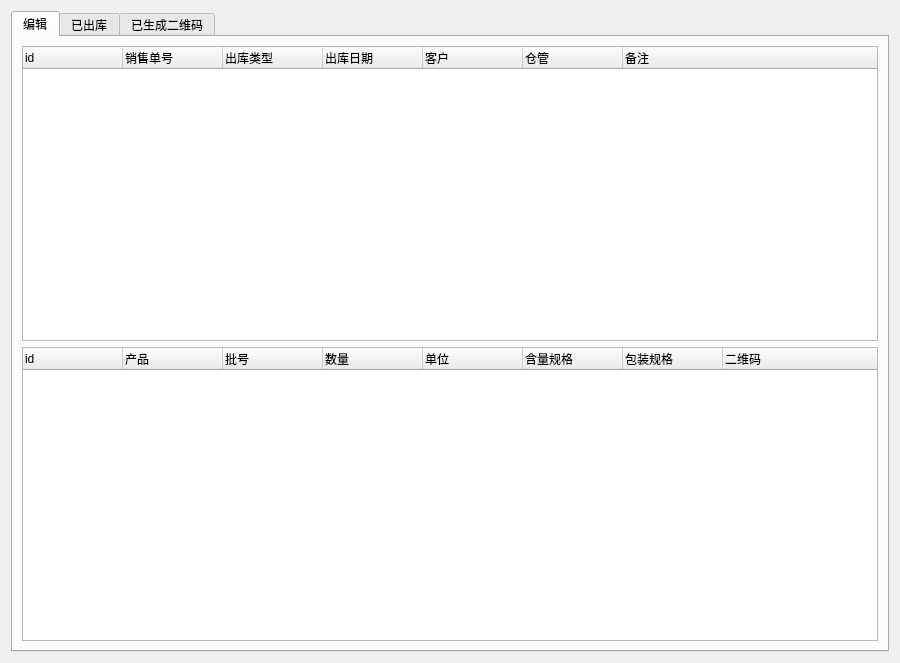
The window that warehouse/views/productputoutpaperlist.ui (zxcvbnmz0x/gmpsystem) describes before a commit, drawn with Qt 5.
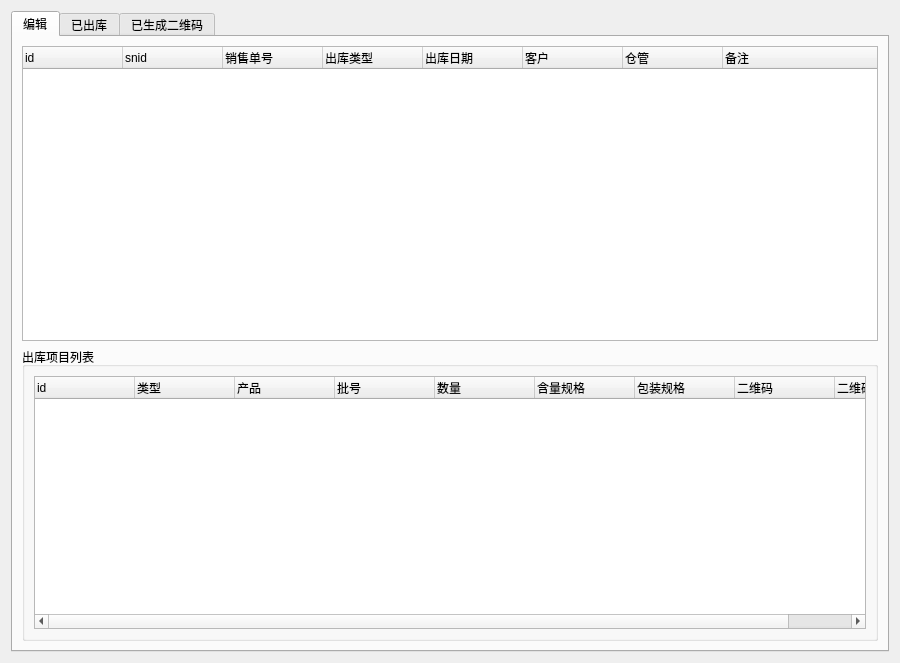
The same window after the commit.

Commit message: 增加产品出库模块

The edit to the form file:
```diff
--- a/warehouse/views/productputoutpaperlist.ui
+++ b/warehouse/views/productputoutpaperlist.ui
@@ -24,6 +24,67 @@
        <string>编辑</string>
       </attribute>
       <layout class="QGridLayout" name="gridLayout_2">
+       <item row="1" column="0">
+        <widget class="QGroupBox" name="groupBox">
+         <property name="title">
+          <string>出库项目列表</string>
+         </property>
+         <layout class="QGridLayout" name="gridLayout_3">
+          <item row="0" column="0">
+           <widget class="QTreeWidget" name="treeWidget_itemlist">
+            <property name="contextMenuPolicy">
+             <enum>Qt::CustomContextMenu</enum>
+            </property>
+            <column>
+             <property name="text">
+              <string>id</string>
+             </property>
+            </column>
+            <column>
+             <property name="text">
+              <string>类型</string>
+             </property>
+            </column>
+            <column>
+             <property name="text">
+              <string>产品</string>
+             </property>
+            </column>
+            <column>
+             <property name="text">
+              <string>批号</string>
+             </property>
+            </column>
+            <column>
+             <property name="text">
+              <string>数量</string>
+             </property>
+            </column>
+            <column>
+             <property name="text">
+              <string>含量规格</string>
+             </property>
+            </column>
+            <column>
+             <property name="text">
+              <string>包装规格</string>
+             </property>
+            </column>
+            <column>
+             <property name="text">
+              <string>二维码</string>
+             </property>
+            </column>
+            <column>
+             <property name="text">
+              <string>二维码级别</string>
+             </property>
+            </column>
+           </widget>
+          </item>
+         </layout>
+        </widget>
+       </item>
        <item row="0" column="0">
         <widget class="QTreeWidget" name="treeWidget_orderlist">
          <column>
@@ -31,6 +92,11 @@
            <string>id</string>
           </property>
          </column>
+         <column>
+          <property name="text">
+           <string>snid</string>
+          </property>
+         </column>
          <column>
           <property name="text">
            <string>销售单号</string>
@@ -63,50 +129,6 @@
          </column>
         </widget>
        </item>
-       <item row="1" column="0">
-        <widget class="QTreeWidget" name="treeWidget_itemlist">
-         <column>
-          <property name="text">
-           <string>id</string>
-          </property>
-         </column>
-         <column>
-          <property name="text">
-           <string>产品</string>
-          </property>
-         </column>
-         <column>
-          <property name="text">
-           <string>批号</string>
-          </property>
-         </column>
-         <column>
-          <property name="text">
-           <string>数量</string>
-          </property>
-         </column>
-         <column>
-          <property name="text">
-           <string>单位</string>
-          </property>
-         </column>
-         <column>
-          <property name="text">
-           <string>含量规格</string>
-          </property>
-         </column>
-         <column>
-          <property name="text">
-           <string>包装规格</string>
-          </property>
-         </column>
-         <column>
-          <property name="text">
-           <string>二维码</string>
-          </property>
-         </column>
-        </widget>
-       </item>
       </layout>
      </widget>
      <widget class="QWidget" name="tab_1">
```
Left out of the diff: 3 changed lines with no effect on the pictures. The commit also changes 40 other files.
